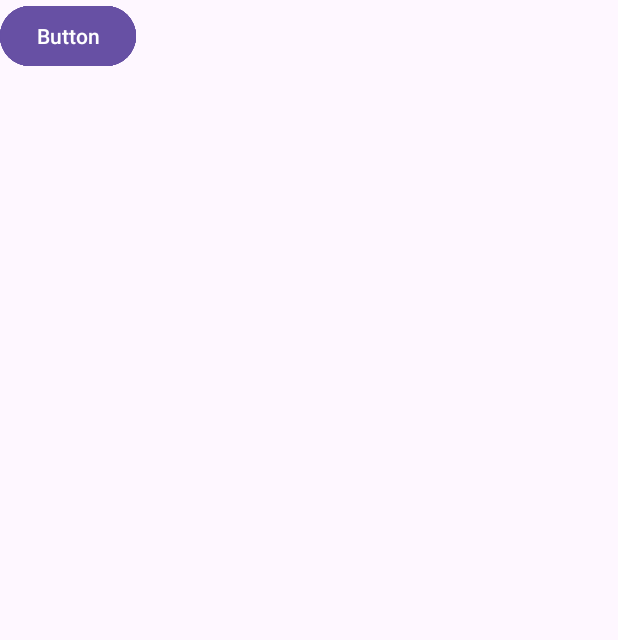
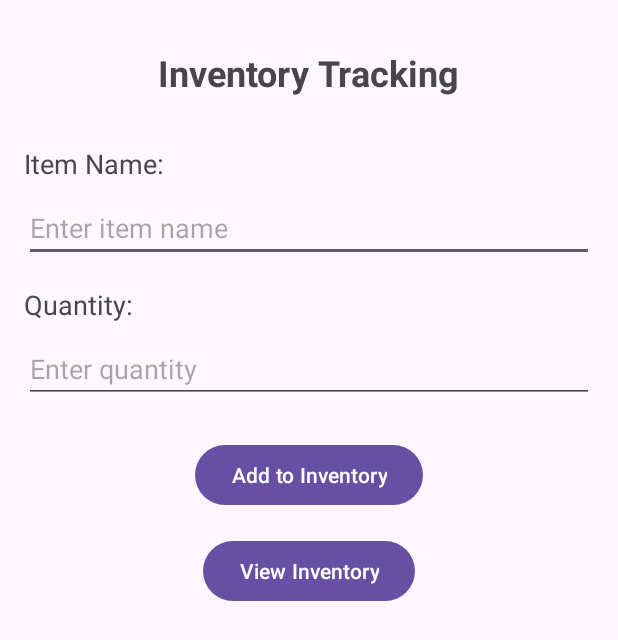
Before and after one commit to Prathamesh-1405/ims, an Android app: the ProcessActivity screen opened directly, with no data from a screen before it, on a phone screen of 412 x 824 dp. Shown: the top 640 px of the screen. Run offline under Robolectric (Android 15) with nearby library versions, the phone set to English and light mode, and no system bars.

Commit message:
after qr commit 1

```diff
--- a/app/src/main/res/layout/activity_generate_qr.xml
+++ b/app/src/main/res/layout/activity_generate_qr.xml
@@ -14,8 +14,8 @@
 
     <ImageView
         android:id="@+id/qr_code"
-        android:layout_width="336dp"
-        android:layout_height="380dp"
+        android:layout_width="wrap_content"
+        android:layout_height="wrap_content"
         android:layout_centerHorizontal="true"
         android:layout_marginTop="160dp" />
 
--- a/app/src/main/res/layout/activity_process.xml
+++ b/app/src/main/res/layout/activity_process.xml
@@ -1,56 +1,70 @@
 <?xml version="1.0" encoding="utf-8"?>
-<androidx.constraintlayout.widget.ConstraintLayout xmlns:android="http://schemas.android.com/apk/res/android"
-    xmlns:app="http://schemas.android.com/apk/res-auto"
-    xmlns:tools="http://schemas.android.com/tools"
+<RelativeLayout xmlns:android="http://schemas.android.com/apk/res/android"
     android:layout_width="match_parent"
     android:layout_height="match_parent"
-    tools:context=".ProcessActivity">
+    android:padding="16dp">
+
+    <TextView
+        android:id="@+id/titleTextView"
+        android:layout_width="wrap_content"
+        android:layout_height="wrap_content"
+        android:text="Inventory Tracking"
+        android:textSize="24sp"
+        android:textStyle="bold"
+        android:layout_centerHorizontal="true"
+        android:layout_marginTop="16dp" />
+
+    <TextView
+        android:id="@+id/itemNameLabel"
+        android:layout_width="wrap_content"
+        android:layout_height="wrap_content"
+        android:text="Item Name:"
+        android:textSize="18sp"
+        android:layout_below="@id/titleTextView"
+        android:layout_marginTop="32dp" />
+
+    <EditText
+        android:id="@+id/itemNameEditText"
+        android:layout_width="match_parent"
+        android:layout_height="wrap_content"
+        android:layout_below="@id/itemNameLabel"
+        android:layout_marginTop="8dp"
+        android:hint="Enter item name" />
+
+    <TextView
+        android:id="@+id/quantityLabel"
+        android:layout_width="wrap_content"
+        android:layout_height="wrap_content"
+        android:text="Quantity:"
+        android:textSize="18sp"
+        android:layout_below="@id/itemNameEditText"
+        android:layout_marginTop="16dp" />
+
+    <EditText
+        android:id="@+id/quantityEditText"
+        android:layout_width="match_parent"
+        android:layout_height="wrap_content"
+        android:layout_below="@id/quantityLabel"
+        android:layout_marginTop="8dp"
+        android:inputType="number"
+        android:hint="Enter quantity" />
 
     <Button
-        android:id="@+id/button14"
+        android:id="@+id/addButton"
         android:layout_width="wrap_content"
         android:layout_height="wrap_content"
-        android:text="Button"
-        tools:layout_editor_absoluteX="109dp"
-        tools:layout_editor_absoluteY="284dp" />
+        android:layout_below="@id/quantityEditText"
+        android:layout_centerHorizontal="true"
+        android:layout_marginTop="24dp"
+        android:text="Add to Inventory" />
 
     <Button
-        android:id="@+id/button10"
+        android:id="@+id/viewInventoryButton"
         android:layout_width="wrap_content"
         android:layout_height="wrap_content"
-        android:text="Button"
-        tools:layout_editor_absoluteX="94dp"
-        tools:layout_editor_absoluteY="158dp" />
+        android:layout_below="@id/addButton"
+        android:layout_centerHorizontal="true"
+        android:layout_marginTop="16dp"
+        android:text="View Inventory" />
 
-    <Button
-        android:id="@+id/button11"
-        android:layout_width="wrap_content"
-        android:layout_height="wrap_content"
-        android:text="Button"
-        tools:layout_editor_absoluteX="289dp"
-        tools:layout_editor_absoluteY="130dp" />
-
-    <Button
-        android:id="@+id/button12"
-        android:layout_width="wrap_content"
-        android:layout_height="wrap_content"
-        android:text="Button"
-        tools:layout_editor_absoluteX="289dp"
-        tools:layout_editor_absoluteY="313dp" />
-
-    <Button
-        android:id="@+id/button13"
-        android:layout_width="wrap_content"
-        android:layout_height="wrap_content"
-        android:text="Button"
-        tools:layout_editor_absoluteX="145dp"
-        tools:layout_editor_absoluteY="450dp" />
-
-    <Button
-        android:id="@+id/button15"
-        android:layout_width="wrap_content"
-        android:layout_height="wrap_content"
-        android:text="Button"
-        tools:layout_editor_absoluteX="301dp"
-        tools:layout_editor_absoluteY="424dp" />
-</androidx.constraintlayout.widget.ConstraintLayout>
+</RelativeLayout>
```
Also changed, not shown: app/build.gradle (+16 -10 lines), app/src/main/java/com/example/myapplication/GenerateQrActivity.java (+48 -0 lines), app/src/main/java/com/example/myapplication/RawMaterialEntryActivity.java (+8 -0 lines), app/src/main/res/layout/activity_raw_material_entry.xml (+14 -3 lines).
